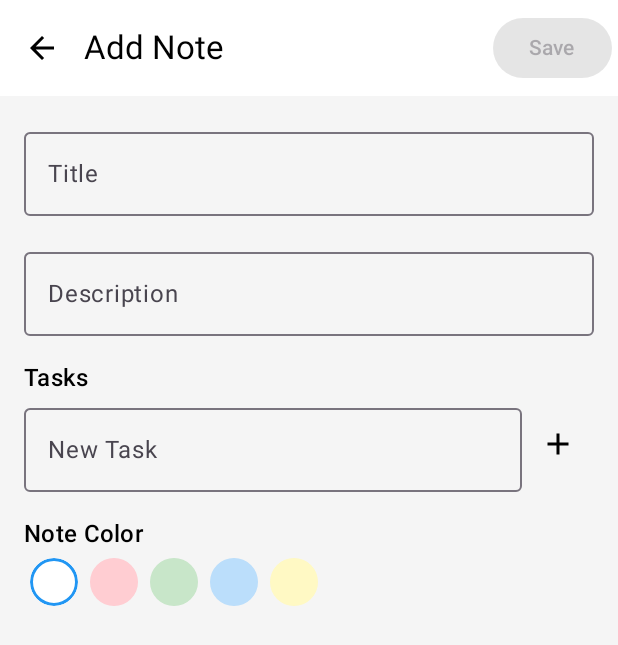
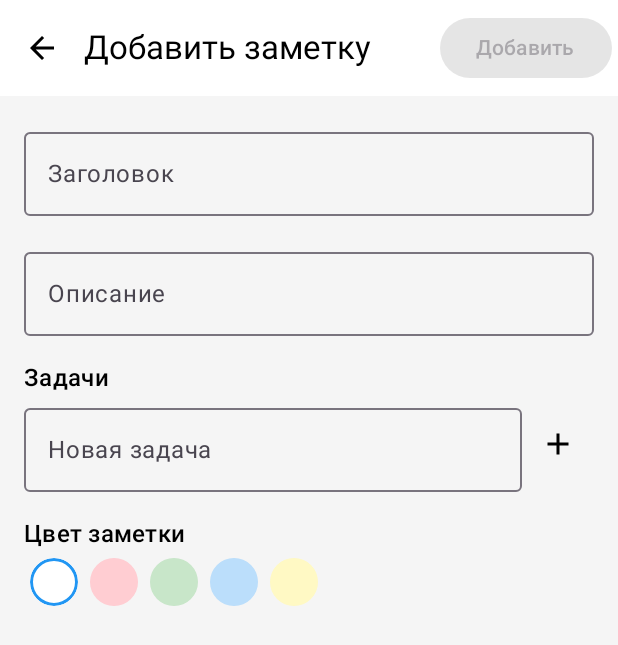
Before and after one commit to plumsoftware/notepad, an Android app built with Jetpack Compose: the AddNoteScreen screen opened through its navigation route, on a phone screen of 412 x 824 dp. Shown: the top 645 px of the screen. Run offline under Robolectric (Android 15) with nearby library versions, the phone set to English and light mode, and no system bars; our stand-ins replace Room's generated code.

Commit message:
Добавил звуки.

```diff
--- a/app/build.gradle.kts
+++ b/app/build.gradle.kts
@@ -67,4 +67,7 @@ dependencies {
     implementation(libs.androidx.room.ktx)
     implementation(libs.kotlinx.serialization.json)
     kapt(libs.androidx.room.compiler)
+
+    implementation(libs.androidx.media3.exoplayer)
+    implementation(libs.androidx.media3.common)
 }
--- a/app/src/main/java/ru/plumsoftware/notepad/ui/addnote/AddNoteScreen.kt
+++ b/app/src/main/java/ru/plumsoftware/notepad/ui/addnote/AddNoteScreen.kt
@@ -22,6 +22,7 @@ import androidx.compose.material.icons.filled.ArrowBack
 import androidx.compose.material.icons.filled.Delete
 import androidx.compose.material3.Button
 import androidx.compose.material3.Checkbox
+import androidx.compose.material3.CheckboxDefaults
 import androidx.compose.material3.ExperimentalMaterial3Api
 import androidx.compose.material3.Icon
 import androidx.compose.material3.IconButton
@@ -31,6 +32,7 @@ import androidx.compose.material3.Scaffold
 import androidx.compose.material3.Text
 import androidx.compose.material3.TopAppBar
 import androidx.compose.runtime.Composable
+import androidx.compose.runtime.collectAsState
 import androidx.compose.runtime.getValue
 import androidx.compose.runtime.mutableStateOf
 import androidx.compose.runtime.remember
@@ -39,11 +41,16 @@ import androidx.compose.ui.Alignment
 import androidx.compose.ui.Modifier
 import androidx.compose.ui.draw.clip
 import androidx.compose.ui.graphics.Color
+import androidx.compose.ui.platform.LocalContext
 import androidx.compose.ui.unit.dp
 import androidx.navigation.NavController
+import ru.plumsoftware.notepad.R
 import ru.plumsoftware.notepad.data.model.Note
 import ru.plumsoftware.notepad.data.model.Task
 import ru.plumsoftware.notepad.ui.NoteViewModel
+import ru.plumsoftware.notepad.ui.dialog.LoadingDialog
+import ru.plumsoftware.notepad.ui.player.playSound
+import ru.plumsoftware.notepad.ui.player.rememberExoPlayer
 import java.util.UUID
 
 @SuppressLint("MutableCollectionMutableState")
@@ -60,6 +67,9 @@ fun AddNoteScreen(
     var tasks by remember { mutableStateOf<MutableList<Task>>(note?.tasks?.toMutableList() ?: mutableListOf()) }
     var newTaskText by remember { mutableStateOf("") }
     var selectedColor by remember { mutableStateOf(note?.color?.toULong() ?: Color.White.value) }
+    val isLoading by viewModel.isLoading.collectAsState()
+    val exoPlayer = rememberExoPlayer()
+    val context = LocalContext.current
 
     val colors = listOf(
         Color.White.value,
@@ -72,7 +82,7 @@ fun AddNoteScreen(
     Scaffold(
         topBar = {
             TopAppBar(
-                title = { Text(if (isEditing) "Edit Note" else "Add Note") },
+                title = { Text(if (isEditing) "Редактировать заметку" else "Добавить заметку") },
                 navigationIcon = {
                     IconButton(onClick = { navController.popBackStack() }) {
                         Icon(Icons.Default.ArrowBack, contentDescription = "Back")
@@ -91,45 +101,53 @@ fun AddNoteScreen(
                                     createdAt = note?.createdAt ?: System.currentTimeMillis()
                                 )
                                 if (isEditing) {
+                                    playSound(context, exoPlayer, R.raw.note_create) //note_edit
                                     viewModel.updateNote(updatedNote)
                                 } else {
+                                    playSound(context, exoPlayer, R.raw.note_create)
                                     viewModel.addNote(updatedNote)
                                 }
                                 navController.popBackStack()
                             }
                         },
-                        enabled = title.isNotBlank()
+                        enabled = title.isNotBlank() && !isLoading
                     ) {
-                        Text(if (isEditing) "Edit" else "Save")
+                        Text(if (isEditing) "Сохранить" else "Добавить")
                     }
                 }
             )
         }
     ) { padding ->
-        Column(
+        Box(
             modifier = Modifier
                 .fillMaxSize()
                 .background(MaterialTheme.colorScheme.background)
                 .padding(padding)
+        ) {
+            Column(
+                modifier = Modifier
+                    .fillMaxSize()
                     .padding(16.dp)
             ) {
                 OutlinedTextField(
                     value = title,
                     onValueChange = { title = it },
                     modifier = Modifier.fillMaxWidth(),
-                label = { Text("Title") }
+                    label = { Text("Заголовок") },
+                    enabled = !isLoading
                 )
                 Spacer(modifier = Modifier.height(16.dp))
                 OutlinedTextField(
                     value = description,
                     onValueChange = { description = it },
                     modifier = Modifier.fillMaxWidth(),
-                label = { Text("Description") }
+                    label = { Text("Описание") },
+                    enabled = !isLoading
                 )
                 Spacer(modifier = Modifier.height(16.dp))
 
                 // Tasks
-            Text("Tasks", style = MaterialTheme.typography.titleMedium)
+                Text("Задачи", style = MaterialTheme.typography.titleMedium)
                 tasks.forEachIndexed { index, task ->
                     Row(
                         verticalAlignment = Alignment.CenterVertically,
@@ -143,15 +161,22 @@ fun AddNoteScreen(
                                 tasks = tasks.toMutableList().apply {
                                     this[index] = task.copy(isChecked = isChecked)
                                 }
-                        }
+                            },
+                            enabled = !isLoading,
+                            colors = CheckboxDefaults.colors(
+                                checkedColor = MaterialTheme.colorScheme.primary
+                            )
                         )
                         Text(
                             text = task.text,
                             modifier = Modifier.weight(1f)
                         )
-                    IconButton(onClick = {
+                        IconButton(
+                            onClick = {
                                 tasks = tasks.toMutableList().apply { removeAt(index) }
-                    }) {
+                            },
+                            enabled = !isLoading
+                        ) {
                             Icon(Icons.Default.Delete, contentDescription = "Delete Task")
                         }
                     }
@@ -166,7 +191,8 @@ fun AddNoteScreen(
                         value = newTaskText,
                         onValueChange = { newTaskText = it },
                         modifier = Modifier.weight(1f),
-                    label = { Text("New Task") }
+                        label = { Text("Новая задача") },
+                        enabled = !isLoading
                     )
                     IconButton(
                         onClick = {
@@ -174,7 +200,8 @@ fun AddNoteScreen(
                                 tasks.add(Task(text = newTaskText))
                                 newTaskText = ""
                             }
-                    }
+                        },
+                        enabled = !isLoading
                     ) {
                         Icon(Icons.Default.Add, contentDescription = "Add Task")
                     }
@@ -183,7 +210,7 @@ fun AddNoteScreen(
                 Spacer(modifier = Modifier.height(16.dp))
 
                 // Color Picker
-            Text("Note Color", style = MaterialTheme.typography.titleMedium)
+                Text("Цвет заметки", style = MaterialTheme.typography.titleMedium)
                 Row(
                     modifier = Modifier
                         .fillMaxWidth()
@@ -201,10 +228,16 @@ fun AddNoteScreen(
                                     color = if (selectedColor == color) MaterialTheme.colorScheme.primary else Color.Transparent,
                                     shape = CircleShape
                                 )
-                            .clickable { selectedColor = color }
+                                .clickable(enabled = !isLoading) { selectedColor = color }
                         )
                     }
                 }
             }
+
+            // Loading Dialog
+            if (isLoading) {
+                LoadingDialog()
             }
         }
+    }
+}
--- a/app/src/main/java/ru/plumsoftware/notepad/ui/notes/NoteListScreen.kt
+++ b/app/src/main/java/ru/plumsoftware/notepad/ui/notes/NoteListScreen.kt
@@ -40,17 +40,20 @@ import androidx.compose.runtime.setValue
 import androidx.compose.ui.Modifier
 import androidx.compose.ui.draw.scale
 import androidx.compose.ui.graphics.Color
+import androidx.compose.ui.platform.LocalContext
 import androidx.compose.ui.text.input.KeyboardType
 import androidx.compose.ui.unit.dp
 import androidx.navigation.NavController
 import kotlinx.coroutines.launch
+import ru.plumsoftware.notepad.R
 import ru.plumsoftware.notepad.ui.NoteViewModel
 import ru.plumsoftware.notepad.ui.Screen
 import ru.plumsoftware.notepad.ui.dialog.LoadingDialog
 import ru.plumsoftware.notepad.ui.elements.NoteCard
 import ru.plumsoftware.notepad.ui.formatDate
+import ru.plumsoftware.notepad.ui.player.playSound
+import ru.plumsoftware.notepad.ui.player.rememberExoPlayer
 
-// Note List Screen
 @Composable
 fun NoteListScreen(navController: NavController, viewModel: NoteViewModel) {
     var searchQuery by remember { mutableStateOf("") }
@@ -75,6 +78,8 @@ fun NoteListScreen(navController: NavController, viewModel: NoteViewModel) {
         }
     )) { mutableStateMapOf<String, Boolean>() }
     val coroutineScope = rememberCoroutineScope()
+    val exoPlayer = rememberExoPlayer()
+    val context = LocalContext.current
 
     // Trigger animation for date change
     LaunchedEffect(currentDate) {
@@ -170,8 +175,9 @@ fun NoteListScreen(navController: NavController, viewModel: NoteViewModel) {
                                 isVisible = notesToDelete[note.id] != true,
                                 onDelete = {
                                     notesToDelete[note.id] = true
+                                    playSound(context, exoPlayer, R.raw.note_delete)
                                     coroutineScope.launch {
-                                        kotlinx.coroutines.delay(400)
+                                        kotlinx.coroutines.delay(200)
                                         viewModel.deleteNote(note)
                                         notesToDelete.remove(note.id)
                                     }
--- /dev/null
+++ b/app/src/main/java/ru/plumsoftware/notepad/ui/player/rememberExoPlayer.kt
@@ -0,0 +1,23 @@
+package ru.plumsoftware.notepad.ui.player
+
+import androidx.compose.runtime.Composable
+import androidx.compose.runtime.DisposableEffect
+import androidx.compose.runtime.remember
+import androidx.compose.ui.platform.LocalContext
+import androidx.media3.exoplayer.ExoPlayer
+
+@Composable
+fun rememberExoPlayer(): ExoPlayer {
+    val context = LocalContext.current
+    val exoPlayer = remember {
+        ExoPlayer.Builder(context).build().apply {
+            volume = 0.5f
+        }
+    }
+    DisposableEffect(Unit) {
+        onDispose {
+            exoPlayer.release()
+        }
+    }
+    return exoPlayer
+}
--- a/gradle/libs.versions.toml
+++ b/gradle/libs.versions.toml
@@ -10,12 +10,16 @@ lifecycleRuntimeKtx = "2.9.2"
 activityCompose = "1.10.1"
 composeBom = "2024.09.00"
 material3 = "1.3.2"
+media3Exoplayer = "1.7.1"
+media3Common = "1.7.1"
 navigationCompose = "2.9.2"
 roomRuntime = "2.7.2"
 roomKtx = "2.7.2"
 
 [libraries]
 androidx-core-ktx = { group = "androidx.core", name = "core-ktx", version.ref = "coreKtx" }
+androidx-media3-common = { module = "androidx.media3:media3-common", version.ref = "media3Common" }
+androidx-media3-exoplayer = { module = "androidx.media3:media3-exoplayer", version.ref = "media3Exoplayer" }
 androidx-navigation-compose = { module = "androidx.navigation:navigation-compose", version.ref = "navigationCompose" }
 androidx-room-compiler = { module = "androidx.room:room-compiler", version.ref = "roomRuntime" }
 androidx-room-ktx = { module = "androidx.room:room-ktx", version.ref = "roomKtx" }
```
Also changed, not shown: app/src/main/java/ru/plumsoftware/notepad/ui/player/playSound.kt (added, +13 -0 lines), 2 other files. Lines whose indentation alone changed are shown as unchanged.
